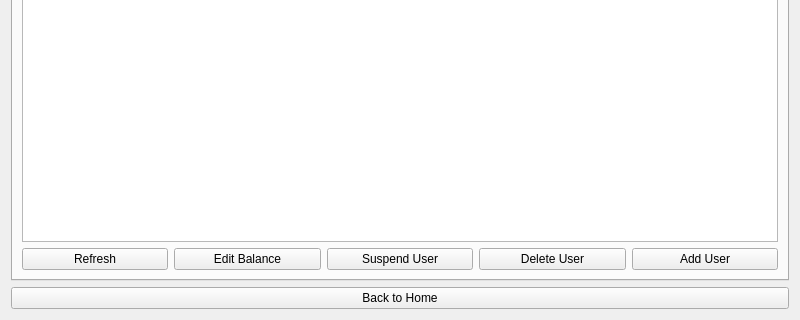
This is src/ui/views/AdminPage.ui in IbrahimYasserM/Cashtak as Qt 5 draws it before an edit; both pictures show x 0 to 800 and y 280 to 600 of the 800 by 600 pixel window. The edited form follows.
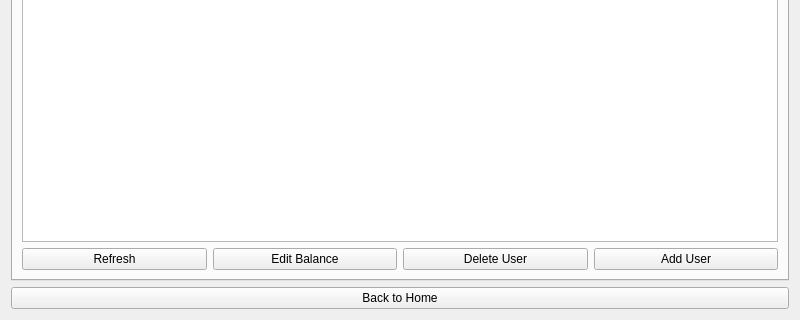
This is the edited form.

```diff
--- a/src/ui/views/AdminPage.ui
+++ b/src/ui/views/AdminPage.ui
@@ -99,13 +99,6 @@
            </property>
           </widget>
          </item>
-         <item>
-          <widget class="QPushButton" name="pushButtonSuspendUser">
-           <property name="text">
-            <string>Suspend User</string>
-           </property>
-          </widget>
-         </item>
          <item>
           <widget class="QPushButton" name="pushButtonDeleteUser">
            <property name="text">
```
